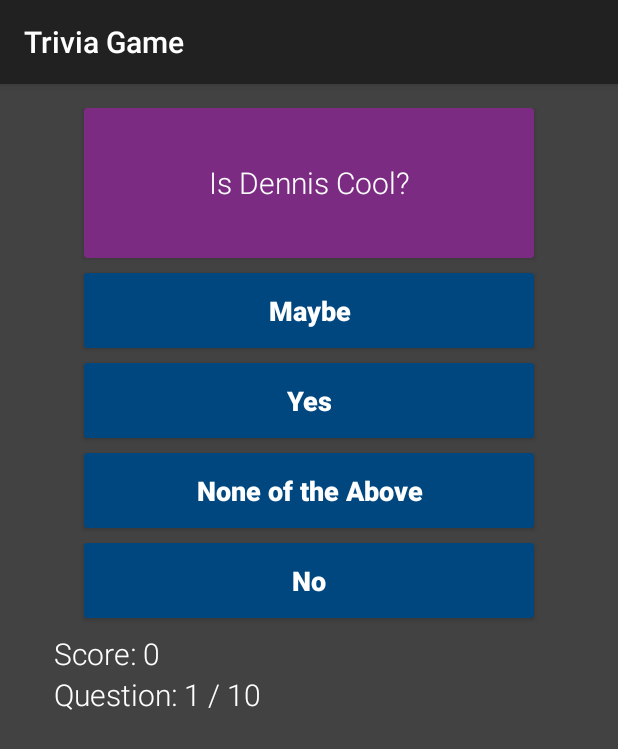
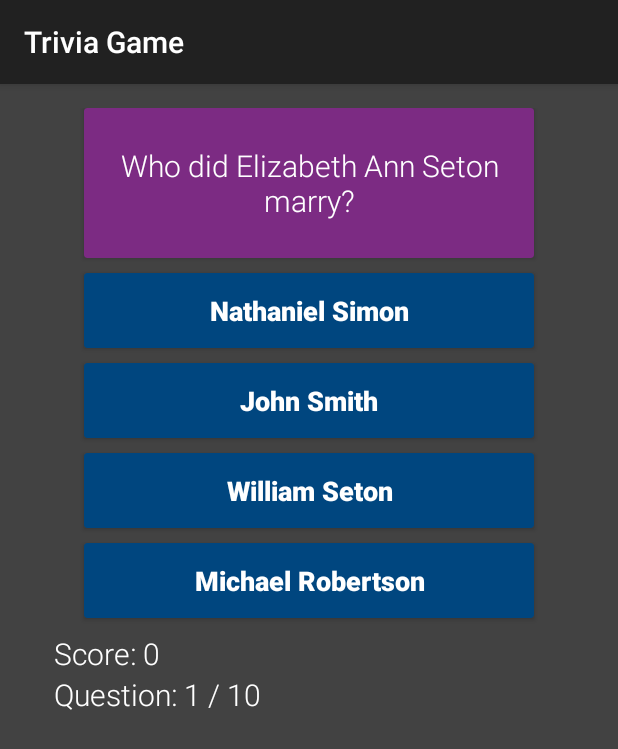
Before and after one commit to j-brisbin/android-senior-research, an Android app: the TriviaActivity screen opened directly, with no data from a screen before it, on a phone screen of 412 x 824 dp. Shown: the top 749 px of the screen. Run offline under Robolectric (Android 15) with nearby library versions, the phone set to English and light mode, and no system bars; pictures from the network do not load.

```diff
--- a/app/src/main/java/com/example/haungsn/finalprojectapi15/MultipleChoiceQuestion.java
+++ b/app/src/main/java/com/example/haungsn/finalprojectapi15/MultipleChoiceQuestion.java
@@ -12,12 +12,23 @@ import java.util.Random;
 public class MultipleChoiceQuestion extends Question{
 
     public MultipleChoiceQuestion(int id, String question,
-                                  ArrayList<String> choices, String correctAnswer){
+                                  String choice1, String choice2, String choice3, String correctAnswer){
         this.setId(id);
         this.setQuestion(question);
-        if(choices.size() == 4){
-            this.setChoices(choices);
-        }
+        this.addChoice(choice1);
+        this.addChoice(choice2);
+        this.addChoice(choice3);
+        this.addChoice(correctAnswer);
+        this.setCorrectAnswer(correctAnswer);
+    }
+
+    public MultipleChoiceQuestion(String question,
+                                  String choice1, String choice2, String choice3, String correctAnswer){
+        this.setQuestion(question);
+        this.addChoice(choice1);
+        this.addChoice(choice2);
+        this.addChoice(choice3);
+        this.addChoice(correctAnswer);
         this.setCorrectAnswer(correctAnswer);
     }
 
--- a/app/src/main/java/com/example/haungsn/finalprojectapi15/TriviaActivity.java
+++ b/app/src/main/java/com/example/haungsn/finalprojectapi15/TriviaActivity.java
@@ -20,9 +20,6 @@ public class TriviaActivity extends AppCompatActivity {
     private TriviaLogic triviaLogic;
     private ArrayList<MultipleChoiceQuestion> multipleChoiceQuestions;
     private ArrayList<TrueFalseQuestion> trueFalseQuestions;
-    private ArrayList<String> multipleChoiceTest;
-    private ArrayList<TextView> triviaTextElements;
-    private ArrayList<CardView> triviaCardElements;
     private TextView scoreTextView;
     private TextView statusTextView;
 
@@ -54,9 +51,6 @@ public class TriviaActivity extends AppCompatActivity {
         /*Initializes the Typeface variables to be used for the TextViews*/
         robotoBlack = Typeface.createFromAsset(getAssets(),"fonts/Roboto-Black.ttf");
         robotoLight = Typeface.createFromAsset(getAssets(),"fonts/Roboto-Light.ttf");
-        /*Initializes the CardView and TextView objects for the Trivia Game.*/
-        triviaTextElements = new ArrayList<>();
-        triviaCardElements = new ArrayList<>();
         /*Initializes all the TextView elements*/
         questionText = (TextView)findViewById(R.id.question_text);
         choice1Text = (TextView)findViewById(R.id.choice1_text);
@@ -80,19 +74,10 @@ public class TriviaActivity extends AppCompatActivity {
         scoreTextView.setTypeface(robotoLight);
         statusTextView.setTypeface(robotoLight);
         /*Initializes necessary logic for the trivia game, including the necessary ArrayLists
-        * for the Multiple Choice and True/False Questions.*/
+        * for the Multiple Choice and True/False Questions and the test questions.*/
         multipleChoiceQuestions = new ArrayList<>();
         trueFalseQuestions = new ArrayList<>();
-        multipleChoiceTest = new ArrayList<>();
-        multipleChoiceTest.add("Yes");
-        multipleChoiceTest.add("No");
-        multipleChoiceTest.add("Maybe");
-        multipleChoiceTest.add("None of the Above");
-        /*Adds sample questions to test the logic of the True/False and Multiple Choice
-        * Questions.*/
-        multipleChoiceQuestions.add(new MultipleChoiceQuestion("Is Dennis Cool?", multipleChoiceTest,
-                multipleChoiceTest.get(0)));
-        trueFalseQuestions.add(new TrueFalseQuestion("Dennis is Cool!", true));
+        addTestQuestions();
         /*Initialize Logic for the Trivia Game.*/
         triviaLogic = new TriviaLogic(trueFalseQuestions,multipleChoiceQuestions);
         /*Stores the current multiple choice question from the TriviaLogic class, then
@@ -163,6 +148,41 @@ public class TriviaActivity extends AppCompatActivity {
     @Override
     public void onConfigurationChanged(Configuration newConfig) {
         super.onConfigurationChanged(newConfig);
+    }
+
+    public void addTestQuestions(){
+         /*Adds sample questions to test the logic of the True/False and Multiple Choice
+        * Questions.*/
+        /*Test MC Questions*/
+        multipleChoiceQuestions.add(new MultipleChoiceQuestion("What is the maiden name of Elizabeth" +
+                " Ann Seton?", "Jones", "Seton", "Smith", "Bayley"));
+        multipleChoiceQuestions.add(new MultipleChoiceQuestion("Elizabeth Ann Seton founded a" +
+        " congregation of religious sisters known as the Sisters of...","Christ","Jesuits","Benedict",
+                "Charity"));
+        multipleChoiceQuestions.add(new MultipleChoiceQuestion("What year was Elizabeth Ann Seton" +
+                " born?", "1970", "1972", "1980", "1975"));
+        multipleChoiceQuestions.add(new MultipleChoiceQuestion("What is the name of Elizabeth" +
+                " Ann Seton's father?", "Robert Jones", "St. Francis Xavier", "Pope Francis",
+                "Richard Bayley"));
+        multipleChoiceQuestions.add(new MultipleChoiceQuestion("Who did Elizabeth Ann Seton marry?",
+                "John Smith", "Michael Robertson", "Nathaniel Simon", "William Seton"));
+        multipleChoiceQuestions.add(new MultipleChoiceQuestion("Elizabeth Ann Seton and the sisters" +
+                " were invited to conduct an orphanage in which city?",
+                "New York", "Pittsburgh", "Los Angeles", "Philadelphia"));
+        /*Test T/F questions*/
+        trueFalseQuestions.add(new TrueFalseQuestion("The motherhouse was the original campus" +
+                " of Mount St. Joseph University.", true));
+        trueFalseQuestions.add(new TrueFalseQuestion("William Seton was a member of a wealthy" +
+                " merchant family.", true));
+        trueFalseQuestions.add(new TrueFalseQuestion("Elizabeth Ann Seton was born after the" +
+                " Declaration of Independence was signed.", false));
+        trueFalseQuestions.add(new TrueFalseQuestion("Elizabeth Ann Seton's uncle is named" +
+                " Benedict.", false));
+        trueFalseQuestions.add(new TrueFalseQuestion("Elizabeth Ann Seton only had one child." ,false));
+        trueFalseQuestions.add(new TrueFalseQuestion("Elizabeth Ann Seton's Father died from yellow" +
+                " fever.", true));
+        trueFalseQuestions.add(new TrueFalseQuestion("Elizabeth Ann Seton was the first American" +
+                " born saint to be canonized.", true));
     }
 
     public void hideCardsAndText(){
```
Also changed, not shown: app/src/main/java/com/example/haungsn/finalprojectapi15/MainActivity.java (deleted, +0 -33 lines), 1 other file.
